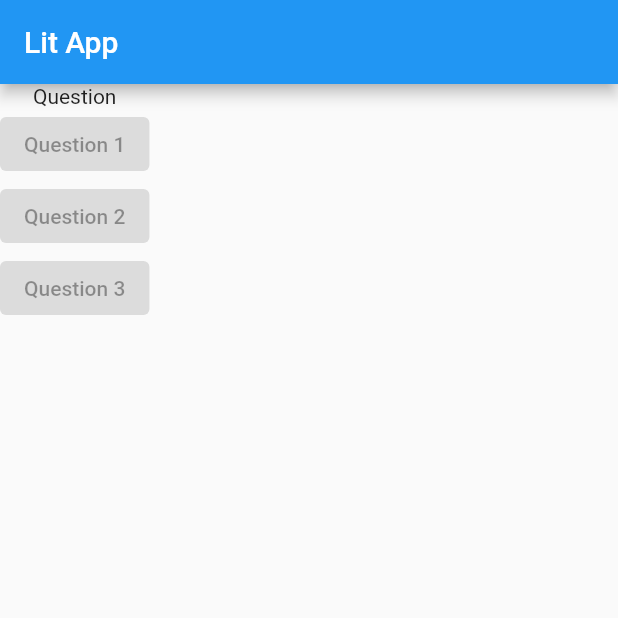
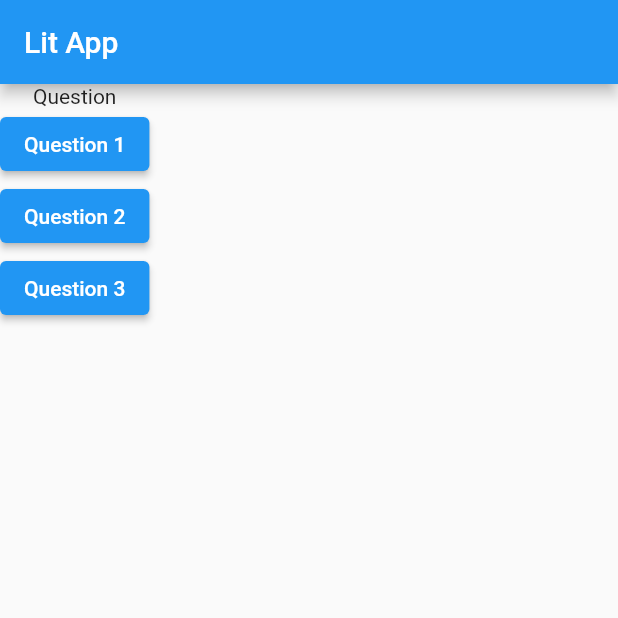
Before and after one commit to asifrahman18/Flutter01, a Flutter app: the screen it shows after launch, on a phone screen of 412 x 824 dp, the top half of it. Run offline on Flutter 3.47's test engine with Material 2 defaults, Android fonts, the phone set to English and light mode, and no system bars.

Commit message:
Update main.dart

```diff
--- a/lib/main.dart
+++ b/lib/main.dart
@@ -13,6 +13,10 @@ void main() {
 
 // StatelessWidget class obtained from material package
 class MyApp extends StatelessWidget {
+  void answer() {
+    print('Answer Chosen');
+  }
+
   //Widget return type, build function from material package
   @override
 
@@ -26,9 +30,17 @@ class MyApp extends StatelessWidget {
           body: Column(
             children: [
               Text('Question'),
-              ElevatedButton(onPressed: null, child: Text('Question 1')),
-              ElevatedButton(onPressed: null, child: Text('Question 2')),
-              ElevatedButton(onPressed: null, child: Text('Question 3')),
+              ElevatedButton(onPressed: answer, child: Text('Question 1')),
+              ElevatedButton(
+                  onPressed: () => print('Answer 2 chosen'),
+                  child: Text('Question 2')),
+              ElevatedButton(
+                  onPressed: () {
+                    // ...
+                    // ...
+                    print('Answer 3 chosen');
+                  },
+                  child: Text('Question 3')),
             ],
           )),
     );
```
